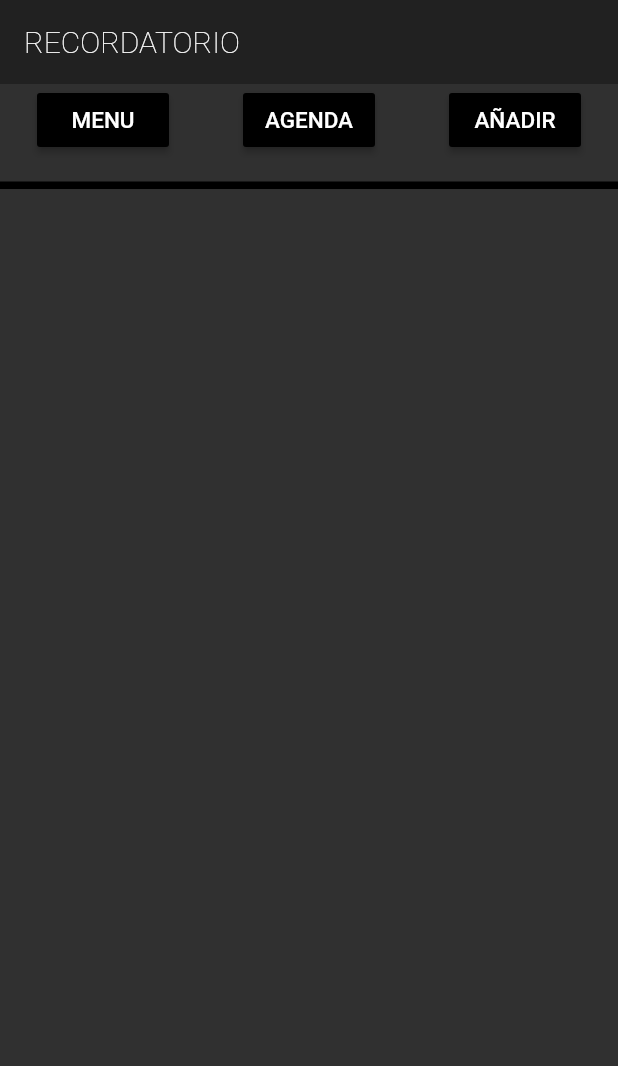
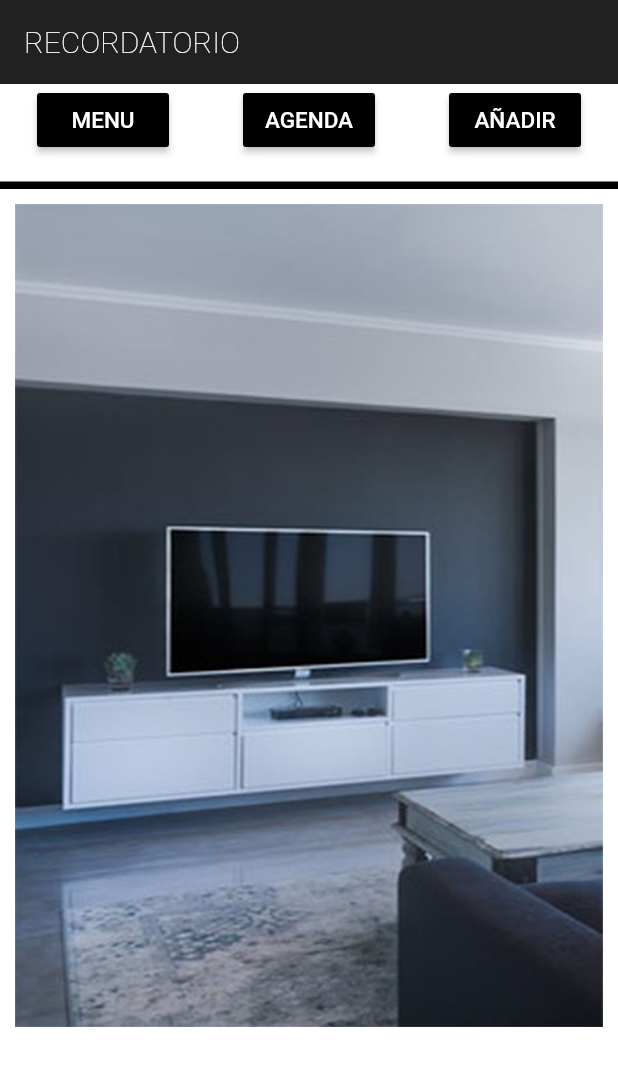
Before and after one commit to gabmisme/Miproyecto-flutter-recordatorio, a Flutter app: the screen it shows after launch, on a phone screen of 412 x 824 dp. Shown: the top 1066 px of the screen. Run offline on Flutter 3.47's test engine with Material 2 defaults, Android fonts, the phone set to English and light mode, and no system bars.

Commit message:
imagen de fondo - color de fondo

```diff
--- a/lib/ventanas/Principal.dart
+++ b/lib/ventanas/Principal.dart
@@ -15,25 +15,34 @@ class MyrecorApp extends StatelessWidget {
         // backgroundColor: new Color(0xFF673AB7),
         //centerTitle: true,
       ),
-
       body: Scaffold(
-
+        backgroundColor: Colors.white,
         body: Container(
-
-          /* decoration:new BoxDecoration(
-              image: new DecorationImage(
-                  image: new AssetImage("assets/imagenes/pic_house.jpg"),
-              fit: BoxFit.cover,
-              ),
-            ),
-*/
-
-          //color: Color(0x6D28AA00),
-
-          /****************************************************/
           child: new Stack(
             children: <Widget>[
-              /**************************columna de botones******************/
+/******************************imagen-de-fondo********************************/
+              Positioned(
+                left:10.0,
+                right:10.0,
+                top:80.0,
+                child: SizedBox(
+                  width:900.0,
+                  height:1200.0,
+                  child: Container(
+                    //padding:EdgeInsets.only(top:100),
+                    decoration:new BoxDecoration(
+                      image: DecorationImage(
+                        image: AssetImage("assets/imagenes/pic_housefondo.jpg"),
+                        fit: BoxFit.contain,
+                        alignment: Alignment.topCenter,
+                      ),
+                    ),
+                  ),
+                ),
+              ),
+   /******************************fin-imagen-de-fondo********************************/
+
+  /**************************columna de botones******************/
               new Column(
             //mainAxisAlignment: MainAxisAlignment.spaceBetween,
             children: <Widget>[
@@ -62,10 +71,6 @@ class MyrecorApp extends StatelessWidget {
                       ),
                     ),
                     onPressed: () {
-                      Navigator.push(context,
-                        MaterialPageRoute(builder:
-                            (context)=> SecondScreen()),
-                      );
                     },),
 
                   new RaisedButton(
@@ -111,7 +116,7 @@ class MyrecorApp extends StatelessWidget {
                 child: SizedBox(
                   width:500.0,
                   height:60.0,
-                  child: Container(color:Colors.black54),
+                  child: Container(color:Colors.black87),
                 ),
               ),
               /*********************************fin decoracion******************************/
--- a/pubspec.yaml
+++ b/pubspec.yaml
@@ -39,7 +39,8 @@ flutter:
   # included with your application, so that you can use the icons in
   # the material Icons class.
   uses-material-design: true
-
+  assets:
+  - assets/imagenes/pic_housefondo.jpg
   # To add assets to your application, add an assets section, like this:
   # assets:
   #  - images/a_dot_burr.jpeg
```
Also changed, not shown: assets/imagenes/pic_house.jpg (deleted), assets/imagenes/pic_housefondo.jpg (added).
